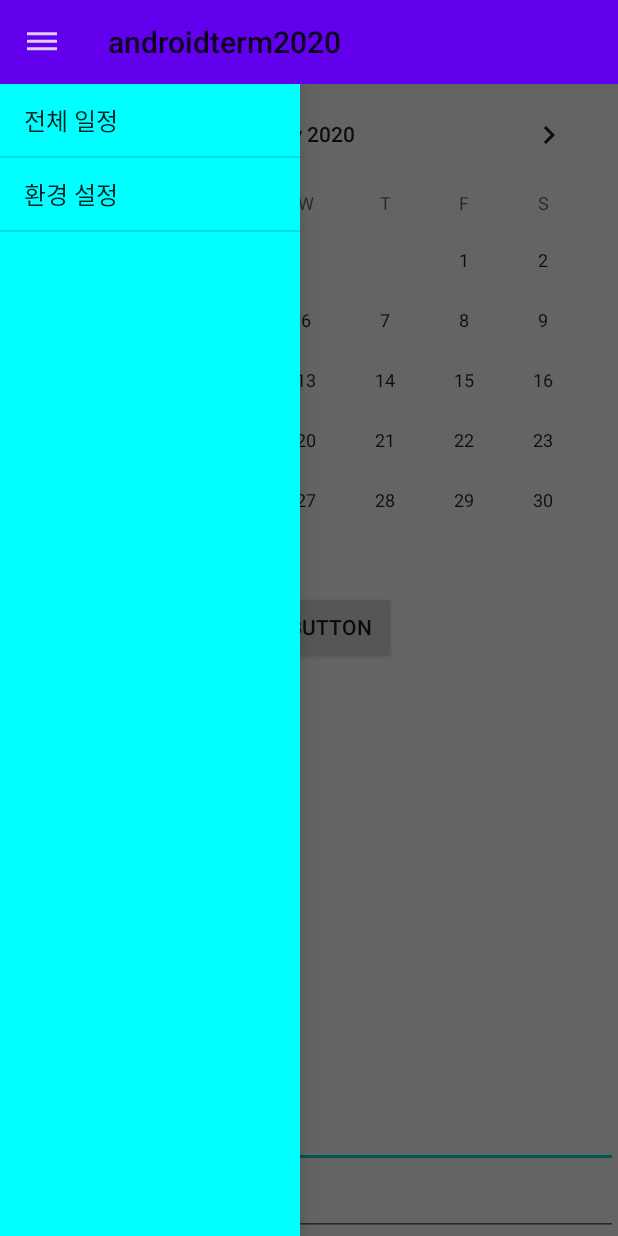
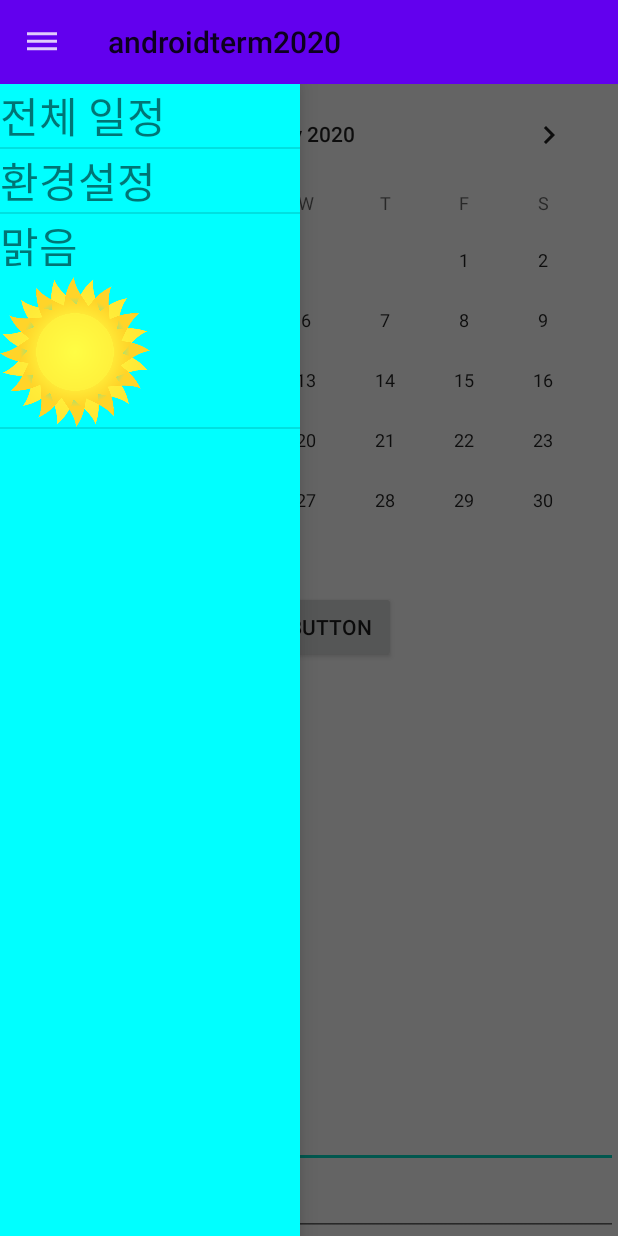
Before and after one commit to whgusqls007/androidterm2020, an Android app: the screen it shows after launch (MainActivity), with the side drawer open, on a phone screen of 412 x 824 dp. Run offline under Robolectric (Android 15) with nearby library versions, the phone set to English and light mode, and no system bars.

Commit message:
listView 수정했습니다.

```diff
--- /dev/null
+++ b/app/src/main/java/com/example/androidterm2020/ListViewAdapter.java
@@ -0,0 +1,110 @@
+package com.example.androidterm2020;
+
+import android.content.Context;
+import android.graphics.drawable.Drawable;
+import android.view.LayoutInflater;
+import android.view.View;
+import android.view.ViewGroup;
+import android.widget.BaseAdapter;
+import android.widget.ImageView;
+import android.widget.TextView;
+
+import java.util.ArrayList;
+
+public class ListViewAdapter extends BaseAdapter {
+    private static final int ITEM_VIEW_TYPE_STRS = 0 ;
+    private static final int ITEM_VIEW_TYPE_IMGS = 1 ;
+    private static final int ITEM_VIEW_TYPE_MAX = 2 ;
+
+    // 아이템 데이터 리스트.
+    private ArrayList<ListViewItem> listViewItemList = new ArrayList<ListViewItem>() ;
+
+    public ListViewAdapter() {
+
+    }
+
+    // Adapter에 사용되는 데이터의 개수를 리턴. : 필수 구현
+    @Override
+    public int getCount() {
+        return listViewItemList.size() ;
+    }
+
+    @Override
+    public int getViewTypeCount() {
+        return ITEM_VIEW_TYPE_MAX ;
+    }
+
+    // position 위치의 아이템 타입 리턴.
+    @Override
+    public int getItemViewType(int position) {
+        return listViewItemList.get(position).getType() ;
+    }
+
+    @Override
+    public View getView(int position, View convertView, ViewGroup parent) {
+        final Context context = parent.getContext();
+        int viewType = getItemViewType(position) ;
+
+        if (convertView == null) {
+            LayoutInflater inflater = (LayoutInflater) context.getSystemService(Context.LAYOUT_INFLATER_SERVICE) ;
+
+            // Data Set(listViewItemList)에서 position에 위치한 데이터 참조 획득
+            ListViewItem listViewItem = listViewItemList.get(position);
+
+            switch (viewType) {
+                case ITEM_VIEW_TYPE_STRS:
+                    convertView = inflater.inflate(R.layout.listview_item1,
+                            parent, false);
+                    TextView titleTextView = (TextView) convertView.findViewById(R.id.title     ) ;
+
+                    titleTextView.setText(listViewItem.getTitle());
+                    break;
+                case ITEM_VIEW_TYPE_IMGS:
+                    convertView = inflater.inflate(R.layout.listview_item2,
+                            parent, false);
+
+                    ImageView iconImageView = (ImageView) convertView.findViewById(R.id.image) ;
+                    TextView nameTextView = (TextView) convertView.findViewById(R.id.weather) ;
+
+                    iconImageView.setImageDrawable(listViewItem.getIcon());
+                    nameTextView.setText(listViewItem.getName());
+                    break;
+            }
+        }
+
+        return convertView;
+    }
+
+    // 지정한 위치(position)에 있는 데이터와 관계된 아이템(row)의 ID를 리턴. : 필수 구현
+    @Override
+    public long getItemId(int position) {
+        return position ;
+    }
+
+    // 지정한 위치(position)에 있는 데이터 리턴 : 필수 구현
+    @Override
+    public Object getItem(int position) {
+        return listViewItemList.get(position) ;
+    }
+
+    // 첫 번째 아이템 추가를 위한 함수.
+    public void addItem(String title) {
+        ListViewItem item = new ListViewItem() ;
+
+        item.setType(ITEM_VIEW_TYPE_STRS) ;
+        item.setTitle(title) ;
+
+        listViewItemList.add(item) ;
+    }
+
+    // 두 번째 아이템 추가를 위한 함수.
+    public void addItem(Drawable icon, String text) {
+        ListViewItem item = new ListViewItem() ;
+
+        item.setType(ITEM_VIEW_TYPE_IMGS) ;
+        item.setIcon(icon);
+        item.setName(text);
+
+        listViewItemList.add(item);
+    }
+}
--- /dev/null
+++ b/app/src/main/java/com/example/androidterm2020/ListViewItem.java
@@ -0,0 +1,39 @@
+package com.example.androidterm2020;
+
+import android.graphics.drawable.Drawable;
+
+public class ListViewItem {
+    private int type;
+
+    private String titleStr;
+
+    private Drawable iconDrawable ;
+    private String nameStr ;
+
+    public void setType(int type) {
+        this.type = type ;
+    }
+    public void setTitle(String title) {
+        titleStr = title ;
+    }
+
+    public void setIcon(Drawable icon) {
+        iconDrawable = icon ;
+    }
+    public void setName(String name) {
+        nameStr = name ;
+    }
+
+    public int getType() {
+        return this.type ;
+    }
+    public Drawable getIcon() {
+        return this.iconDrawable ;
+    }
+    public String getTitle() {
+        return this.titleStr ;
+    }
+    public String getName() {
+        return this.nameStr ;
+    }
+}
--- a/app/src/main/java/com/example/androidterm2020/MainActivity.java
+++ b/app/src/main/java/com/example/androidterm2020/MainActivity.java
@@ -39,6 +39,7 @@ import java.util.Locale;
 public class MainActivity extends AppCompatActivity {
     ListView listView = null;
     Toolbar myToolbar;
+    ListViewAdapter adapter;
     private GpsTracker gpsTracker;
 
     private static final int GPS_ENABLE_REQUEST_CODE = 2001;
@@ -115,11 +116,15 @@ public class MainActivity extends AppCompatActivity {
             }
         });
 
-        final String[] items = {"전체 일정", "환경 설정"};
-        ArrayAdapter adapter = new ArrayAdapter(this, android.R.layout.simple_list_item_1, items);
+        adapter = new ListViewAdapter();
 
         listView = (ListView)findViewById(R.id.drawer_menu);
         listView.setAdapter(adapter);
+
+        //유동적으로 추가 가능
+        adapter.addItem("전체 일정");
+        adapter.addItem("환경설정");
+        adapter.addItem(ContextCompat.getDrawable(this, R.drawable.sunnny), "맑음");
 
         listView.setOnItemClickListener(new ListView.OnItemClickListener(){
             @Override
--- /dev/null
+++ b/app/src/main/res/layout/listview_item1.xml
@@ -0,0 +1,11 @@
+<?xml version="1.0" encoding="utf-8"?>
+<LinearLayout xmlns:android="http://schemas.android.com/apk/res/android"
+    android:layout_width="match_parent"
+    android:layout_height="match_parent">
+
+    <TextView
+        android:id="@+id/title"
+        android:layout_width="match_parent"
+        android:layout_height="wrap_content"
+        android:textSize="28sp" />
+</LinearLayout>
--- /dev/null
+++ b/app/src/main/res/layout/listview_item2.xml
@@ -0,0 +1,27 @@
+<?xml version="1.0" encoding="utf-8"?>
+<LinearLayout xmlns:android="http://schemas.android.com/apk/res/android"
+    xmlns:app="http://schemas.android.com/apk/res-auto"
+    xmlns:tools="http://schemas.android.com/tools"
+    android:layout_width="match_parent"
+    android:layout_height="match_parent"
+    android:orientation="vertical">
+
+    <TextView
+        android:id="@+id/weather"
+        android:layout_width="wrap_content"
+        android:layout_height="match_parent"
+        android:layout_weight="1"
+        android:gravity="center_vertical"
+        android:text="weather"
+        android:textSize="28sp" />
+
+    <ImageView
+        android:id="@+id/image"
+        android:layout_width="wrap_content"
+        android:layout_height="wrap_content"
+        android:layout_weight="3"
+        android:adjustViewBounds="true"
+        android:maxWidth="100dp"
+        android:maxHeight="100dp"
+        android:scaleType="centerInside" />
+</LinearLayout>
```
Also changed, not shown: app/src/main/res/drawable-hdpi/cloudy.png (added), app/src/main/res/drawable-hdpi/rainy.png (added), app/src/main/res/drawable-hdpi/sunnny.png (added).
